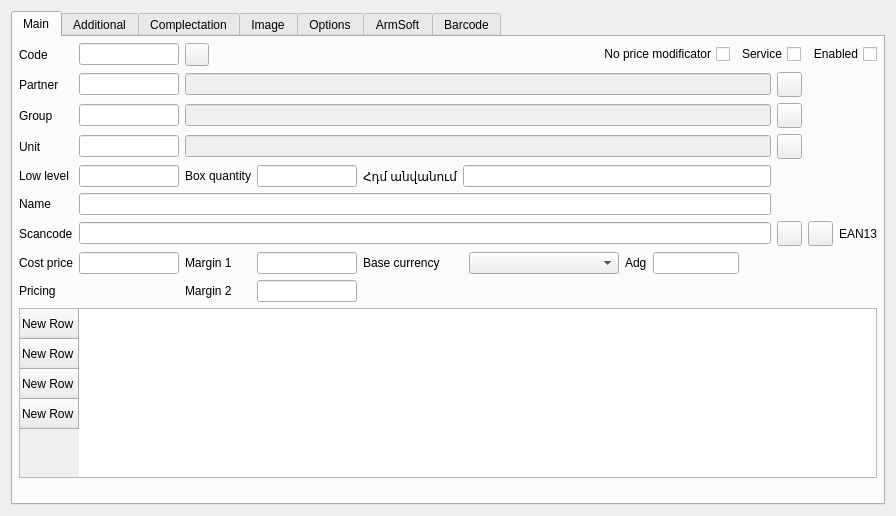
Above: Editors/ce5goods.ui from End1-1/Cafe5 before the change. Below: the same form after it.
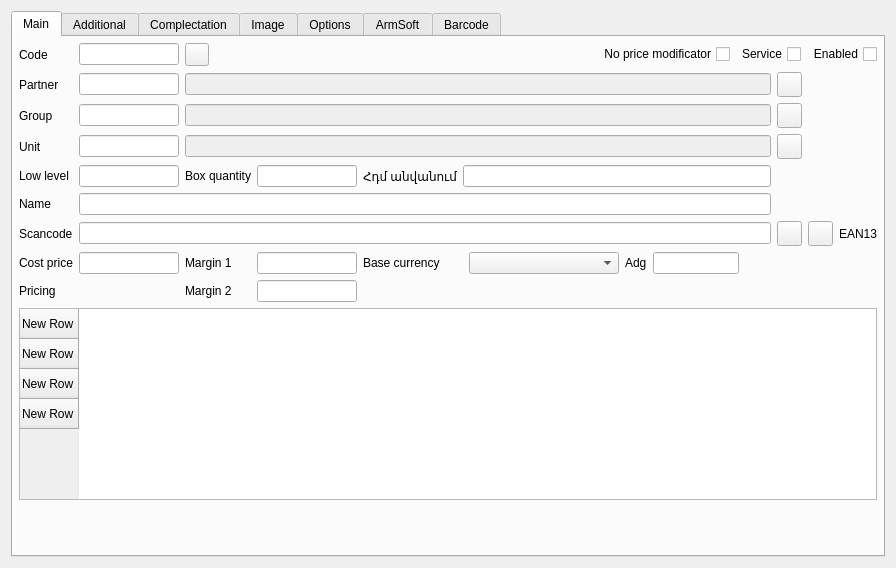
That is the form after the change. Icons and pictures are not drawn. Custom widgets are drawn as their Qt base class.

What changed in the file:
```diff
--- a/Editors/ce5goods.ui
+++ b/Editors/ce5goods.ui
@@ -7,7 +7,7 @@
     <x>0</x>
     <y>0</y>
     <width>896</width>
-    <height>516</height>
+    <height>568</height>
    </rect>
   </property>
   <property name="windowTitle">
```
